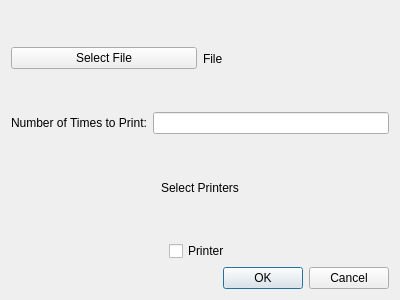
This is QtCode/AddtoQueue.ui in sciencefreak500/3DPrinterSoftware as Qt 5 draws it before an edit. The edited form follows.
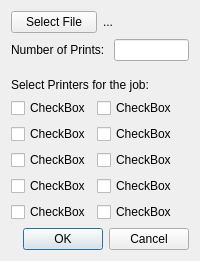
This is the edited form.

Commit message:
Connected Dialog Boxes, connected test functionality to the gui elements
Add to Queue dialog box is working with error checking, and all buttons
in the main gui are connected with test functionality. The list element
works with drag and drop also

```diff
--- a/QtCode/AddtoQueue.ui
+++ b/QtCode/AddtoQueue.ui
@@ -6,10 +6,22 @@
    <rect>
     <x>0</x>
     <y>0</y>
-    <width>400</width>
-    <height>300</height>
+    <width>200</width>
+    <height>261</height>
    </rect>
   </property>
+  <property name="minimumSize">
+   <size>
+    <width>200</width>
+    <height>261</height>
+   </size>
+  </property>
+  <property name="maximumSize">
+   <size>
+    <width>200</width>
+    <height>261</height>
+   </size>
+  </property>
   <property name="windowTitle">
    <string>Dialog</string>
   </property>
@@ -17,51 +29,144 @@
    <item>
     <layout class="QVBoxLayout" name="verticalLayout">
      <item>
-      <layout class="QHBoxLayout" name="horizontalLayout_2">
+      <layout class="QVBoxLayout" name="verticalLayout_3">
        <item>
-        <widget class="QPushButton" name="pushButton">
+        <layout class="QHBoxLayout" name="horizontalLayout">
+         <item>
+          <widget class="QPushButton" name="btn_FileDialog">
+           <property name="enabled">
+            <bool>true</bool>
+           </property>
+           <property name="text">
+            <string>Select File</string>
+           </property>
+          </widget>
+         </item>
+         <item>
+          <widget class="QLabel" name="lbl_FileName">
+           <property name="text">
+            <string>...</string>
+           </property>
+          </widget>
+         </item>
+        </layout>
+       </item>
+       <item>
+        <layout class="QHBoxLayout" name="horizontalLayout_2">
+         <item>
+          <widget class="QLabel" name="lbl_NumPrints">
+           <property name="text">
+            <string>Number of Prints: </string>
+           </property>
+          </widget>
+         </item>
+         <item>
+          <widget class="QLineEdit" name="PrintNumEdit"/>
+         </item>
+        </layout>
+       </item>
+      </layout>
+     </item>
+     <item>
+      <spacer name="verticalSpacer">
+       <property name="orientation">
+        <enum>Qt::Vertical</enum>
+       </property>
+       <property name="sizeHint" stdset="0">
+        <size>
+         <width>20</width>
+         <height>40</height>
+        </size>
+       </property>
+      </spacer>
+     </item>
+     <item>
+      <widget class="QLabel" name="label">
+       <property name="maximumSize">
+        <size>
+         <width>16777215</width>
+         <height>15</height>
+        </size>
+       </property>
+       <property name="text">
+        <string>Select Printers for the job: </string>
+       </property>
+      </widget>
+     </item>
+     <item>
+      <layout class="QFormLayout" name="buttonList">
+       <item row="0" column="0">
+        <widget class="QCheckBox" name="checkBox">
          <property name="text">
-          <string>Select File</string>
+          <string>CheckBox</string>
          </property>
         </widget>
        </item>
-       <item>
-        <widget class="QLabel" name="label">
+       <item row="1" column="0">
+        <widget class="QCheckBox" name="checkBox_2">
          <property name="text">
-          <string>File</string>
+          <string>CheckBox</string>
          </property>
         </widget>
        </item>
-      </layout>
-     </item>
-     <item>
-      <layout class="QHBoxLayout" name="horizontalLayout_3">
-       <item>
-        <widget class="QLabel" name="label_3">
+       <item row="1" column="1">
+        <widget class="QCheckBox" name="checkBox_3">
          <property name="text">
-          <string>Number of Times to Print:</string>
+          <string>CheckBox</string>
          </property>
         </widget>
        </item>
-       <item>
-        <widget class="QLineEdit" name="lineEdit"/>
+       <item row="2" column="0">
+        <widget class="QCheckBox" name="checkBox_4">
+         <property name="text">
+          <string>CheckBox</string>
+         </property>
+        </widget>
        </item>
+       <item row="3" column="0">
+        <widget class="QCheckBox" name="checkBox_5">
+         <property name="text">
+          <string>CheckBox</string>
+         </property>
+        </widget>
+       </item>
+       <item row="4" column="0">
+        <widget class="QCheckBox" name="checkBox_6">
+         <property name="text">
+          <string>CheckBox</string>
+         </property>
+        </widget>
+       </item>
+       <item row="4" column="1">
+        <widget class="QCheckBox" name="checkBox_7">
+         <property name="text">
+          <string>CheckBox</string>
+         </property>
+        </widget>
+       </item>
+       <item row="3" column="1">
+        <widget class="QCheckBox" name="checkBox_8">
+         <property name="text">
+          <string>CheckBox</string>
+         </property>
+        </widget>
+       </item>
+       <item row="2" column="1">
+        <widget class="QCheckBox" name="checkBox_9">
+         <property name="text">
+          <string>CheckBox</string>
+         </property>
+        </widget>
+       </item>
+       <item row="0" column="1">
+        <widget class="QCheckBox" name="checkBox_10">
+         <property name="text">
+          <string>CheckBox</string>
+         </property>
+        </widget>
+       </item>
       </layout>
      </item>
-     <item alignment="Qt::AlignHCenter">
-      <widget class="QLabel" name="label_2">
-       <property name="text">
-        <string>Select Printers</string>
-       </property>
-      </widget>
-     </item>
-     <item alignment="Qt::AlignHCenter">
-      <widget class="QCheckBox" name="checkBox">
-       <property name="text">
-        <string>Printer</string>
-       </property>
-      </widget>
-     </item>
     </layout>
    </item>
    <item>
```
The commit also changes 8 other files.
